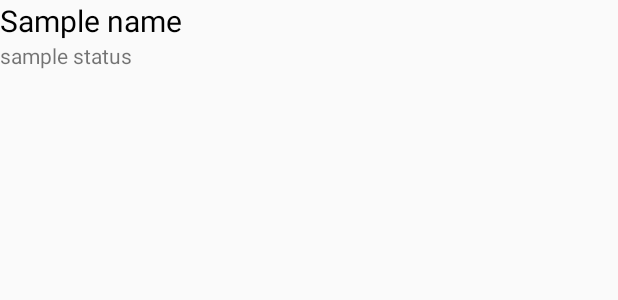
After one commit to Apurba000Biswas/The-Invention, an Android app: the layout list_item.xml on its own in the app's theme, with its tools: preview values and no code run, on a phone screen of 412 x 824 dp. The commit adds this screen. Shown: the top 300 px of the screen. Run offline under Robolectric (Android 15) with nearby library versions, the phone set to English and light mode, and no system bars.

Commit message:
1.6 Aded list view with adapdter to show all data in the list view with cursor loader

```diff
--- a/app/src/main/java/com/example/apurba/theinvention/theinvention/data/InventoryProvider.java
+++ b/app/src/main/java/com/example/apurba/theinvention/theinvention/data/InventoryProvider.java
@@ -66,7 +66,8 @@ public class InventoryProvider extends ContentProvider{
                 selectionArgs = new String[] {String.valueOf(ContentUris.parseId(uri))};
                 cursor = db.query(InventoryEntry.TABLE_NAME, projection, selection, selectionArgs, null, null, sortOrder);
         }
-        return null;
+        cursor.setNotificationUri(getContext().getContentResolver(),uri);
+        return cursor;
     }
 
     @Nullable
--- /dev/null
+++ b/app/src/main/res/layout/list_item.xml
@@ -0,0 +1,22 @@
+<?xml version="1.0" encoding="utf-8"?>
+<LinearLayout
+    xmlns:android="http://schemas.android.com/apk/res/android"
+    android:layout_width="match_parent"
+    android:layout_height="80dp"
+    android:orientation="vertical">
+
+    <TextView
+        android:id="@+id/invention_name"
+        android:layout_width="wrap_content"
+        android:layout_height="wrap_content"
+        android:textSize="20sp"
+        android:textColor="#000000"
+        android:text="Sample name"/>
+
+    <TextView
+        android:id="@+id/invention_status"
+        android:layout_width="wrap_content"
+        android:layout_height="wrap_content"
+        android:text="sample status"/>
+
+</LinearLayout>
```
Also changed, not shown: app/src/main/java/com/example/apurba/theinvention/theinvention/InventoryCursorAdapter.java (added, +58 -0 lines), app/src/main/java/com/example/apurba/theinvention/theinvention/MainActivity.java (+37 -2 lines), app/src/main/res/layout/activity_main.xml (+8 -5 lines).
